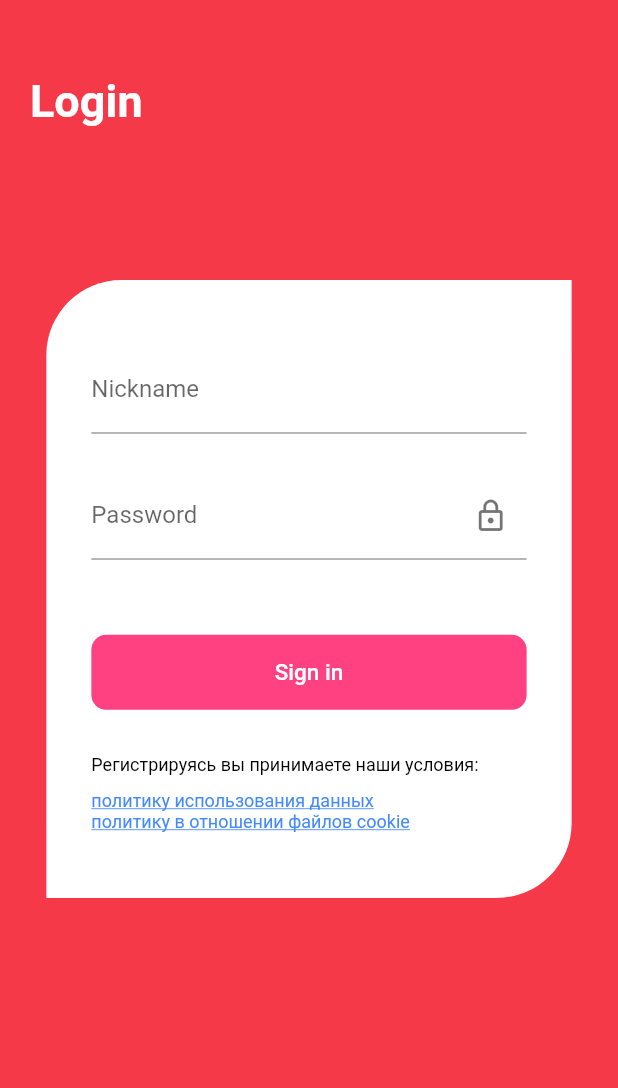
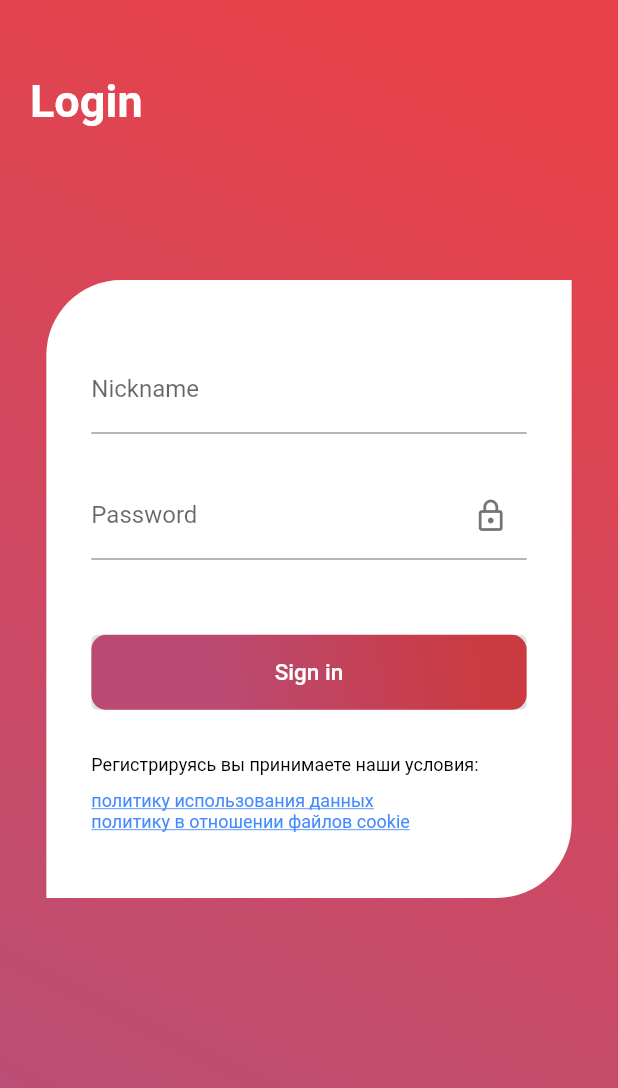
Before and after one commit to dayveedaniel/ff_test, a Flutter app: the screen it shows after launch, on a phone screen of 412 x 824 dp. Shown: the top 1088 px of the screen. Run offline on Flutter 3.47's test engine with Material 2 defaults, Android fonts, the phone set to English and light mode, and no system bars; our stand-ins replace rxdart.

Commit message:
new commit

```diff
--- a/lib/src/app.dart
+++ b/lib/src/app.dart
@@ -6,7 +6,6 @@ class MyApp extends StatelessWidget {
     return MaterialApp(
       title: 'LogIn',
       home: Scaffold(
-        backgroundColor: Color(0xFFF53949),
         resizeToAvoidBottomInset: false,
         body: LoginScreen(),
       ),
--- a/lib/src/mixins/validation_mixins.dart
+++ b/lib/src/mixins/validation_mixins.dart
@@ -1,6 +1,7 @@
 import 'dart:async';
 
 class Validator {
+
 
   final validateNickname =
   StreamTransformer<String, String>.fromHandlers(handleData: (nickName, sink) {
--- a/lib/src/model/news_model.dart
+++ b/lib/src/model/news_model.dart
@@ -1,6 +1,4 @@
 class NewsModel {
-  List<dynamic> posts;
-
   int userId;
   String firstName; //frommap
   String lastName; //frommap
@@ -15,7 +13,6 @@ class NewsModel {
     this.user,
     this.lastName,
     this.firstName,
-    this.posts,
   });
 
    NewsModel.fromJson(Map<String, dynamic> json) {
--- a/lib/src/screens/login_screen.dart
+++ b/lib/src/screens/login_screen.dart
@@ -28,6 +28,18 @@ class _LoginScreenState extends State<LoginScreen> {
           minWidth: _width,
         ),
         child: IntrinsicHeight(
+          child: Container(
+            decoration: BoxDecoration(
+              gradient: LinearGradient(
+                begin: Alignment.topRight,
+                end: Alignment.bottomLeft,
+                colors: [
+                  Color(0xFFE74249),
+                  Color(0xFFBB4E75),
+                ],
+                stops: [0.1,0.9]
+              )
+            ),
             child: Column(
               mainAxisSize: MainAxisSize.max,
               crossAxisAlignment: CrossAxisAlignment.center,
@@ -36,6 +48,7 @@ class _LoginScreenState extends State<LoginScreen> {
                 // Container(margin: EdgeInsets.only(top: 30.0)),
                 loginField(context),
               ],
+            ),
           ),
         ),
       ),
@@ -162,6 +175,18 @@ class _LoginScreenState extends State<LoginScreen> {
           return Container(
             width: double.infinity,
             height: 50,
+            decoration:BoxDecoration(
+              borderRadius: BorderRadius.circular(10.0),
+                gradient: LinearGradient(
+                    begin: Alignment.topRight,
+                    end: Alignment.bottomLeft,
+                    colors: [
+                      Color(0xFFE74249),
+                      Color(0xFFD55482),
+                    ],
+                    stops: [0.1,0.7]
+                )
+            ),
             child: ElevatedButton(
                 child: Text('Sign in',
                     style: TextStyle(
@@ -172,13 +197,7 @@ class _LoginScreenState extends State<LoginScreen> {
                     ? () => Navigator.push(context,
                         MaterialPageRoute(builder: (context) => NavBarScreen()))
                     : null,
-                style: ButtonStyle(
-                    backgroundColor:
-                        MaterialStateProperty.all<Color>(Colors.pinkAccent),
-                    shape: MaterialStateProperty.all<RoundedRectangleBorder>(
-                        RoundedRectangleBorder(
-                      borderRadius: BorderRadius.circular(10.0),
-                    )))),
+                ),
           );
         });
   }
```
Also changed, not shown: lib/src/api_provider/NewsApiProvider.dart (renamed from lib/src/controller/newsContoller.dart, +6 -6 lines), lib/src/bloc/news_bloc.dart (added, +37 -0 lines), lib/src/mixins/newsValidator.dart (added, +24 -0 lines), lib/src/screens/map_screen.dart (+8 -0 lines), lib/src/screens/news_screen/news_screen.dart (+12 -41 lines), 3 other files. Lines whose indentation alone changed are shown as unchanged.
